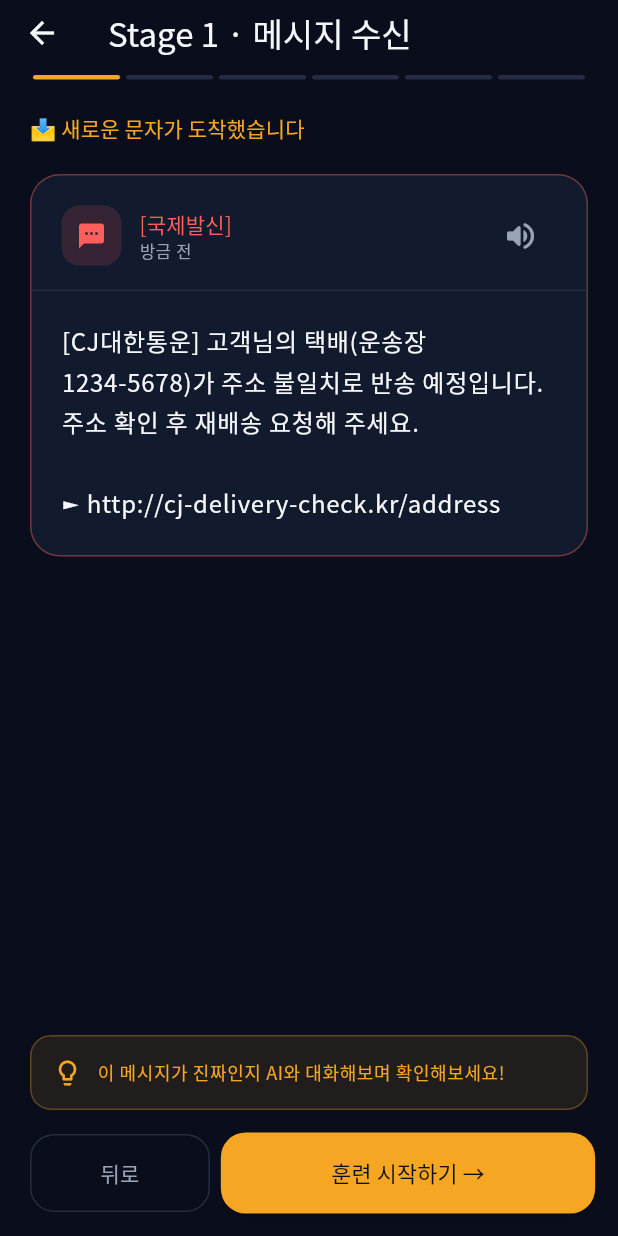
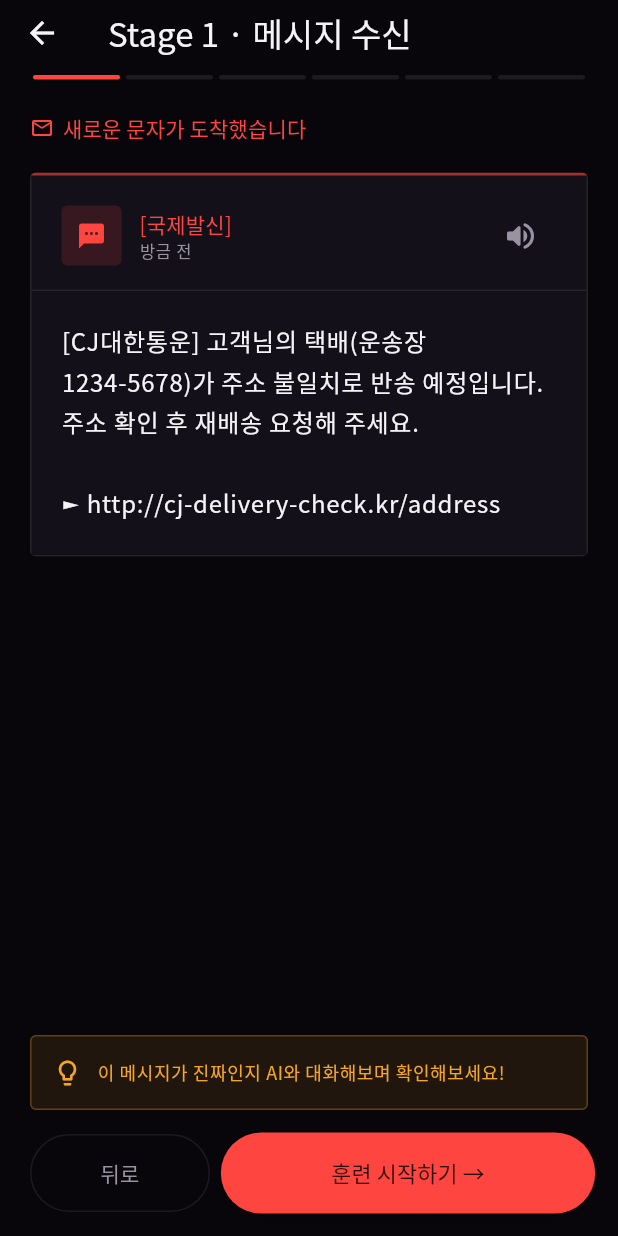
Before and after one commit to 2026-gbsw-W/Phishing-Defense, a Flutter app: the screen it shows after launch, after a tap on "기초 스미싱", on a phone screen of 412 x 824 dp. Run offline on Flutter 3.47's test engine with Material 3 defaults, Android fonts, the phone set to English and light mode, and no system bars; our stand-ins replace animated_text_kit, confetti, flutter_screenutil, flutter_tts, google_fonts.

Commit message:
Apply web design system tokens to Flutter app (dark theme, single accent)
Migrate all stage screens (1-6) and shared widgets/theme to the design
system defined in docs/DESIGN_SYSTEM.md: single red accent color instead
of amber-as-primary, 4px sharp card corners with ClipRRect for non-uniform
borders, pill-shaped buttons/tags, no emojis (icon widgets instead), and
IBM Plex Mono reserved for numeric/label text only via AppTheme.mono().

Co-Authored-By: Claude Sonnet 5 <noreply@anthropic.com>

```diff
--- a/mobile/lib/screens/scenario_selection/scenario_selection_screen.dart
+++ b/mobile/lib/screens/scenario_selection/scenario_selection_screen.dart
@@ -4,6 +4,7 @@ import '../../models/scenario.dart';
 import '../../models/scenario_data.dart';
 import '../../services/game_progress.dart';
 import '../../theme/app_colors.dart';
+import '../../theme/app_theme.dart';
 import '../../widgets/scenario_card.dart';
 import '../stage1_sms/sms_screen.dart';
 
@@ -28,7 +29,7 @@ class ScenarioSelectionScreen extends StatelessWidget {
         children: [
           Text(
             '01 시나리오 선택',
-            style: textTheme.labelMedium?.copyWith(color: AppColors.amber),
+            style: textTheme.labelMedium?.copyWith(color: AppColors.alarm),
           ),
           const SizedBox(height: 8),
           Text('어떤 상황을 훈련해볼까요?', style: textTheme.headlineSmall),
@@ -66,7 +67,7 @@ class _StatBar extends StatelessWidget {
           padding: const EdgeInsets.all(18),
           decoration: BoxDecoration(
             color: AppColors.surface,
-            borderRadius: BorderRadius.circular(18),
+            borderRadius: BorderRadius.circular(4),
             border: Border.all(color: AppColors.border),
           ),
           child: Row(
@@ -75,19 +76,19 @@ class _StatBar extends StatelessWidget {
               _StatItem(
                 label: '레벨',
                 value: 'Lv.${progress.level}',
-                color: AppColors.amber,
+                color: AppColors.alarm,
               ),
               Container(width: 1, height: 32, color: AppColors.border),
               _StatItem(
                 label: '총 XP',
                 value: '${progress.totalXp}',
-                color: AppColors.safe,
+                color: AppColors.textPrimary,
               ),
               Container(width: 1, height: 32, color: AppColors.border),
               _StatItem(
                 label: '완료',
                 value: '${progress.completedCount} / ${demoScenarios.length}',
-                color: AppColors.textSecondary,
+                color: AppColors.textPrimary,
               ),
             ],
           ),
@@ -114,7 +115,10 @@ class _StatItem extends StatelessWidget {
 
     return Column(
       children: [
-        Text(value, style: textTheme.titleLarge?.copyWith(color: color)),
+        Text(
+          value,
+          style: AppTheme.mono(textTheme.titleLarge?.copyWith(color: color)),
+        ),
         const SizedBox(height: 2),
         Text(
           label,
--- a/mobile/lib/screens/stage1_sms/sms_screen.dart
+++ b/mobile/lib/screens/stage1_sms/sms_screen.dart
@@ -94,9 +94,21 @@ class _SmsScreenState extends State<SmsScreen>
           child: Column(
             crossAxisAlignment: CrossAxisAlignment.start,
             children: [
+              Row(
+                children: [
+                  const Icon(
+                    Icons.mail_outline_rounded,
+                    size: 16,
+                    color: AppColors.alarm,
+                  ),
+                  const SizedBox(width: 6),
                   Text(
-                '📩 새로운 문자가 도착했습니다',
-                style: textTheme.labelLarge?.copyWith(color: AppColors.amber),
+                    '새로운 문자가 도착했습니다',
+                    style: textTheme.labelLarge?.copyWith(
+                      color: AppColors.alarm,
+                    ),
+                  ),
+                ],
               ),
               const SizedBox(height: 20),
               AnimatedOpacity(
@@ -120,9 +132,6 @@ class _SmsScreenState extends State<SmsScreen>
                         foregroundColor: AppColors.textSecondary,
                         side: const BorderSide(color: AppColors.border),
                         padding: const EdgeInsets.symmetric(vertical: 16),
-                        shape: RoundedRectangleBorder(
-                          borderRadius: BorderRadius.circular(16),
-                        ),
                       ),
                       child: const Text('뒤로'),
                     ),
@@ -163,11 +172,20 @@ class _SmsCard extends StatelessWidget {
   Widget build(BuildContext context) {
     final textTheme = Theme.of(context).textTheme;
 
-    return Container(
+    return ClipRRect(
+      borderRadius: BorderRadius.circular(4),
+      child: Container(
         decoration: BoxDecoration(
           color: AppColors.surface,
-        borderRadius: BorderRadius.circular(20),
-        border: Border.all(color: AppColors.alarm.withValues(alpha: 0.4)),
+          border: Border(
+            top: BorderSide(
+              color: AppColors.alarm.withValues(alpha: 0.6),
+              width: 2,
+            ),
+            left: const BorderSide(color: AppColors.border),
+            right: const BorderSide(color: AppColors.border),
+            bottom: const BorderSide(color: AppColors.border),
+          ),
         ),
         child: Column(
           crossAxisAlignment: CrossAxisAlignment.start,
@@ -180,7 +198,7 @@ class _SmsCard extends StatelessWidget {
                     padding: const EdgeInsets.all(10),
                     decoration: BoxDecoration(
                       color: AppColors.alarm.withValues(alpha: 0.15),
-                    borderRadius: BorderRadius.circular(12),
+                      borderRadius: BorderRadius.circular(4),
                     ),
                     child: const Icon(
                       Icons.sms_rounded,
@@ -230,6 +248,7 @@ class _SmsCard extends StatelessWidget {
             ),
           ],
         ),
+      ),
     );
   }
 }
@@ -241,7 +260,7 @@ class _SuspicionBanner extends StatelessWidget {
       padding: const EdgeInsets.all(14),
       decoration: BoxDecoration(
         color: AppColors.amber.withValues(alpha: 0.1),
-        borderRadius: BorderRadius.circular(14),
+        borderRadius: BorderRadius.circular(4),
         border: Border.all(color: AppColors.amber.withValues(alpha: 0.3)),
       ),
       child: Row(
@@ -286,7 +305,7 @@ class _StageProgressBar extends StatelessWidget {
               margin: const EdgeInsets.symmetric(horizontal: 2),
               decoration: BoxDecoration(
                 color: active
-                    ? AppColors.amber
+                    ? AppColors.alarm
                     : filled
                     ? AppColors.safe
                     : AppColors.border,
--- a/mobile/lib/theme/app_colors.dart
+++ b/mobile/lib/theme/app_colors.dart
@@ -3,15 +3,20 @@ import 'package:flutter/material.dart';
 class AppColors {
   AppColors._();
 
-  static const Color background = Color(0xFF0A0E1C);
-  static const Color surface = Color(0xFF121A2E);
+  static const Color background = Color(0xFF08060A);
+  static const Color surface = Color(0xFF14101A);
+  static const Color surfaceAlt = Color(0xFF1C1622);
 
-  static const Color alarm = Color(0xFFFF5F5A);
+  static const Color alarm = Color(0xFFFF453F);
+  static const Color alarmDim = Color(0x1FFF453F);
   static const Color safe = Color(0xFF29C784);
   static const Color amber = Color(0xFFF5A623);
 
-  static const Color textPrimary = Color(0xFFF5F7FA);
-  static const Color textSecondary = Color(0xFF9AA4B8);
+  /// 레드(alarm) 배경 위에 올라가는 텍스트 색. 흰색 대신 진한 브라운블랙을 쓴다.
+  static const Color onAlarm = Color(0xFF2A0806);
 
-  static const Color border = Color(0xFF232C42);
+  static const Color textPrimary = Color(0xFFF5F3F6);
+  static const Color textSecondary = Color(0xFF9A92A3);
+
+  static const Color border = Color(0x14FFFFFF);
 }
--- a/mobile/lib/theme/app_theme.dart
+++ b/mobile/lib/theme/app_theme.dart
@@ -6,23 +6,20 @@ import 'app_colors.dart';
 class AppTheme {
   AppTheme._();
 
+  // 디자인 시스템 규칙: 본문/제목은 Noto Sans KR. IBM Plex Mono는 한글 문장에
+  // 쓰면 자간이 벌어져 보이므로 전역 테마에는 넣지 않고, 순수 숫자·영문
+  // 표기(스테이지 번호, XP, 타이머 등)에만 [AppTheme.mono]로 개별 적용한다.
   static TextTheme _textTheme(TextTheme base) {
-    final numeric = GoogleFonts.spaceGroteskTextTheme(base);
-    final body = GoogleFonts.notoSansKrTextTheme(base);
+    return GoogleFonts.notoSansKrTextTheme(base);
+  }
 
-    return body.copyWith(
-      displayLarge: numeric.displayLarge,
-      displayMedium: numeric.displayMedium,
-      displaySmall: numeric.displaySmall,
-      headlineLarge: numeric.headlineLarge,
-      headlineMedium: numeric.headlineMedium,
-      headlineSmall: numeric.headlineSmall,
-    );
-  }
+  /// 숫자/영문 라벨 전용(예: "01", "Lv.5", "12:34"). 한글 문장에는 쓰지 않는다.
+  static TextStyle mono(TextStyle? base) =>
+      GoogleFonts.ibmPlexMono(textStyle: base, fontWeight: FontWeight.w600);
 
   static ThemeData get dark {
     const colorScheme = ColorScheme.dark(
-      primary: AppColors.amber,
+      primary: AppColors.alarm,
       secondary: AppColors.safe,
       error: AppColors.alarm,
       surface: AppColors.surface,
@@ -48,17 +45,24 @@ class AppTheme {
         color: AppColors.surface,
         elevation: 0,
         shape: RoundedRectangleBorder(
-          borderRadius: BorderRadius.circular(20),
+          borderRadius: BorderRadius.circular(4),
           side: const BorderSide(color: AppColors.border),
         ),
       ),
       elevatedButtonTheme: ElevatedButtonThemeData(
         style: ElevatedButton.styleFrom(
-          backgroundColor: AppColors.amber,
-          foregroundColor: AppColors.background,
+          backgroundColor: AppColors.alarm,
+          foregroundColor: AppColors.onAlarm,
           padding: const EdgeInsets.symmetric(vertical: 16, horizontal: 24),
           shape: RoundedRectangleBorder(
-            borderRadius: BorderRadius.circular(16),
+            borderRadius: BorderRadius.circular(100),
+          ),
+        ),
+      ),
+      outlinedButtonTheme: OutlinedButtonThemeData(
+        style: OutlinedButton.styleFrom(
+          shape: RoundedRectangleBorder(
+            borderRadius: BorderRadius.circular(100),
           ),
         ),
       ),
--- a/mobile/lib/widgets/scenario_card.dart
+++ b/mobile/lib/widgets/scenario_card.dart
@@ -24,9 +24,22 @@ class ScenarioCard extends StatelessWidget {
   Widget build(BuildContext context) {
     final textTheme = Theme.of(context).textTheme;
 
-    return Card(
+    return ClipRRect(
+      borderRadius: BorderRadius.circular(4),
+      child: Container(
+        decoration: BoxDecoration(
+          color: AppColors.surface,
+          border: Border(
+            top: BorderSide(
+              color: scenario.accentColor.withValues(alpha: 0.6),
+              width: 2,
+            ),
+            left: const BorderSide(color: AppColors.border),
+            right: const BorderSide(color: AppColors.border),
+            bottom: const BorderSide(color: AppColors.border),
+          ),
+        ),
         child: InkWell(
-        borderRadius: BorderRadius.circular(20),
           onTap: onTap,
           child: Padding(
             padding: const EdgeInsets.all(20),
@@ -37,7 +50,7 @@ class ScenarioCard extends StatelessWidget {
                   height: 52,
                   decoration: BoxDecoration(
                     color: scenario.accentColor.withValues(alpha: 0.15),
-                  borderRadius: BorderRadius.circular(16),
+                    borderRadius: BorderRadius.circular(4),
                   ),
                   child: Icon(
                     scenario.icon,
@@ -68,7 +81,7 @@ class ScenarioCard extends StatelessWidget {
                         ),
                         decoration: BoxDecoration(
                           color: scenario.accentColor.withValues(alpha: 0.12),
-                        borderRadius: BorderRadius.circular(8),
+                          borderRadius: BorderRadius.circular(999),
                         ),
                         child: Text(
                           '난이도 · ${_difficultyLabel(scenario.difficulty)}',
@@ -89,6 +102,7 @@ class ScenarioCard extends StatelessWidget {
             ),
           ),
         ),
+      ),
     );
   }
 }
```
Also changed, not shown: mobile/lib/screens/stage2_chat/chat_screen.dart (+19 -23 lines), mobile/lib/screens/stage3_judge/judge_screen.dart (+33 -11 lines), mobile/lib/screens/stage4_evidence/evidence_screen.dart (+19 -7 lines), mobile/lib/screens/stage5_report/report_screen.dart (+32 -20 lines), mobile/lib/screens/stage6_result/result_screen.dart (+18 -21 lines). Lines whose indentation alone changed are shown as unchanged.
